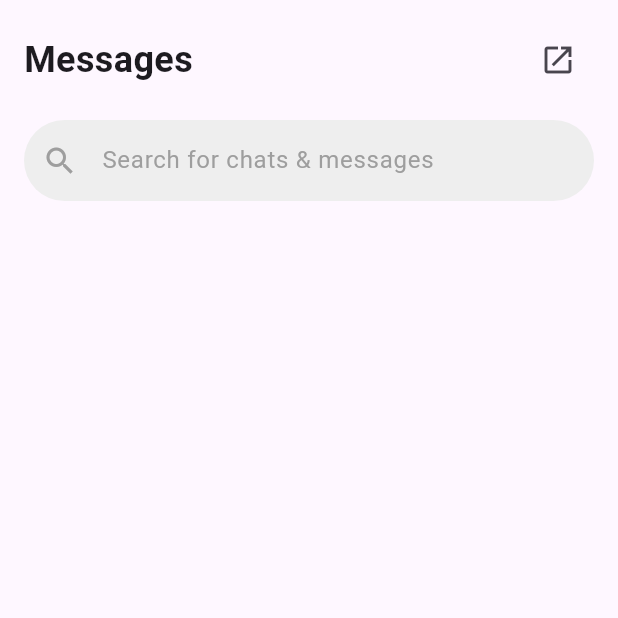
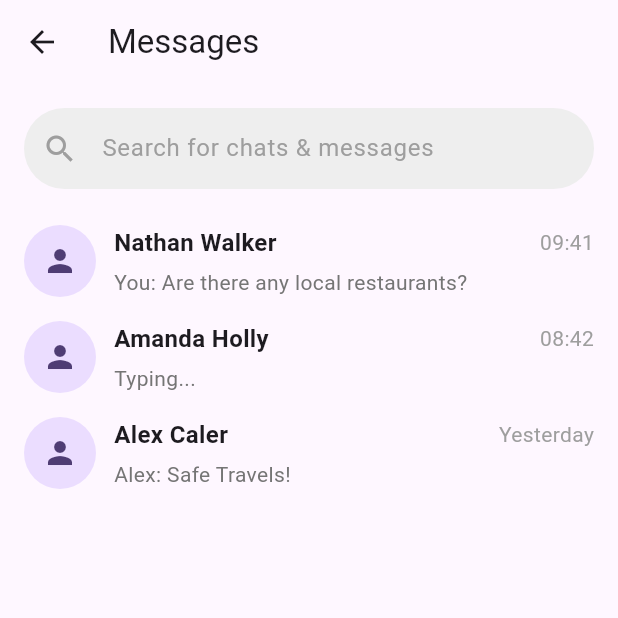
Before and after one commit to owenstuckman/RoomReady, a Flutter app: the Messages screen opened directly, on a phone screen of 412 x 824 dp, the top half of it. Run offline on Flutter 3.47's test engine with Material 3 defaults, Android fonts, the phone set to English and light mode, and no system bars; our stand-ins replace shared_preferences, supabase_flutter, table_calendar; accounts and stored records are empty.

Commit message:
Message cards and data working

```diff
--- a/room_ready/lib/GlobalStuff/local_data.dart
+++ b/room_ready/lib/GlobalStuff/local_data.dart
@@ -65,6 +65,12 @@ class local_Data {
     prefs.setString('selectedLanguage', language);
   }
 
-
+    Future<void> saveStartEndDate(DateTime startDate, DateTime endDate) async {
+    SharedPreferences prefs = await SharedPreferences.getInstance();
+    prefs.setString('startDate', startDate.toString());
+    prefs.setString('endDate', endDate.toString());
+    print(startDate.toString());
+    print(endDate.toString());
+  }
 
 }
--- a/room_ready/lib/Itinerary/Calender.dart
+++ b/room_ready/lib/Itinerary/Calender.dart
@@ -3,6 +3,7 @@ import 'package:table_calendar/table_calendar.dart';
 import 'package:room_ready/Itinerary/toBring.dart';
 import 'package:shared_preferences/shared_preferences.dart';
 import 'package:room_ready/Itinerary/yearPicker.dart';
+import 'package:room_ready/GlobalStuff/local_data.dart';
 
 class CalendarPage extends StatefulWidget {
   const CalendarPage({super.key});
@@ -180,6 +181,9 @@ class _CalendarPageState extends State<CalendarPage> {
                 // Next Button
                 TextButton(
                   onPressed: () {
+
+                    local_Data().saveStartEndDate(_selectedStartDay!, _selectedEndDay!);
+
                     Navigator.pushReplacement(
                       context,
                       MaterialPageRoute(builder: (context) => toBring()),
--- a/room_ready/lib/Itinerary/budgetSelection.dart
+++ b/room_ready/lib/Itinerary/budgetSelection.dart
@@ -1,6 +1,5 @@
 import 'package:flutter/material.dart';
 import 'package:room_ready/Itinerary/yearPicker.dart';
-import 'package:shared_preferences/shared_preferences.dart';
 import 'package:room_ready/GlobalStuff/local_data.dart';
 import 'package:room_ready/home_page.dart';
 
--- a/room_ready/lib/MainConversation/conversation_helpers/messages.dart
+++ /dev/null
@@ -1,60 +0,0 @@
-import 'package:flutter/material.dart';
-
-class Messages extends StatefulWidget {
-  const Messages({super.key});
-
-  @override
-  _MessagesState createState() => _MessagesState();
-}
-
-class _MessagesState extends State<Messages> {
-  @override
-  Widget build(BuildContext context) {
-    return Scaffold(
-      body: Padding(
-        padding: const EdgeInsets.all(16.0),
-        child: Column(
-          crossAxisAlignment: CrossAxisAlignment.start,
-          children: [
-            // Row for Messages title and Icon
-            Row(
-              mainAxisAlignment: MainAxisAlignment.spaceBetween,
-              children: [
-                Text(
-                  'Messages',
-                  style: TextStyle(
-                    fontSize: 24,
-                    fontWeight: FontWeight.bold,
-                  ),
-                ),
-                IconButton(
-                  icon: Icon(Icons.open_in_new, size: 24),
-                  onPressed: () {
-                    print('Edit icon clicked');
-                  },
-                ),
-              ],
-            ),
-            SizedBox(height: 16), // Space between title and the search bar
-
-            // Search TextField
-            TextField(
-              decoration: InputDecoration(
-                filled: true,
-                fillColor: Colors.grey[200],
-                contentPadding: EdgeInsets.symmetric(vertical: 15.0),
-                hintText: 'Search for chats & messages',
-                hintStyle: TextStyle(color: Colors.grey),
-                prefixIcon: Icon(Icons.search, color: Colors.grey),
-                border: OutlineInputBorder(
-                  borderRadius: BorderRadius.circular(30),
-                  borderSide: BorderSide.none,
-                ),
-              ),
-            ),
-          ],
-        ),
-      ),
-    );
-  }
-}
--- /dev/null
+++ b/room_ready/lib/MainConversation/messageCard.dart
@@ -0,0 +1,69 @@
+import 'package:flutter/material.dart';
+
+class ChatMessageCard extends StatelessWidget {
+  final String name;
+  final Icon avatar;
+  final String lastMessage;
+  final String lastMessageDate;
+
+  const ChatMessageCard({
+    Key? key,
+    required this.name,
+    required this.avatar,
+    required this.lastMessage,
+    required this.lastMessageDate,
+  }) : super(key: key);
+
+  @override
+  Widget build(BuildContext context) {
+    return Padding(
+      padding: const EdgeInsets.symmetric(vertical: 8.0),
+      child: Row(
+        children: [
+          // Avatar
+          CircleAvatar(
+            radius: 24,
+            child: avatar,
+          ),
+          SizedBox(width: 12),
+          Expanded(
+            child: Column(
+              crossAxisAlignment: CrossAxisAlignment.start,
+              children: [
+                Row(
+                  mainAxisAlignment: MainAxisAlignment.spaceBetween,
+                  children: [
+                    Text(
+                      name,
+                      style: TextStyle(
+                        fontWeight: FontWeight.bold,
+                        fontSize: 16,
+                      ),
+                    ),
+                    Text(
+                      lastMessageDate,
+                      style: TextStyle(
+                        color: Colors.grey,
+                        fontSize: 14,
+                      ),
+                    ),
+                  ],
+                ),
+                SizedBox(height: 5),
+                Text(
+                  lastMessage,
+                  style: TextStyle(
+                    color: Colors.grey[600],
+                    fontSize: 14,
+                  ),
+                  overflow: TextOverflow.ellipsis,
+                  maxLines: 1,
+                ),
+              ],
+            ),
+          ),
+        ],
+      ),
+    );
+  }
+}
--- /dev/null
+++ b/room_ready/lib/MainConversation/message_data.dart
@@ -0,0 +1,38 @@
+import 'package:flutter/material.dart';
+
+class Message {
+  final String name;
+  final String lastMessage;
+  final String date;
+  final Icon icon;
+
+  Message({
+    required this.name,
+    required this.lastMessage,
+    required this.date,
+    required this.icon,
+  });
+}
+
+// List of Message objects
+List<Message> messages = [
+  Message(
+    name: 'Nathan Walker',
+    lastMessage: 'You: Are there any local restaurants?',
+    date: '09:41',
+    icon: Icon(Icons.person),
+  ),
+  Message(
+    name: 'Amanda Holly',
+    lastMessage: 'Typing...',
+    date: '08:42',
+    icon: Icon(Icons.person),
+  ),
+  Message(
+    name: 'Alex Caler',
+    lastMessage: 'Alex: Safe Travels!',
+    date: 'Yesterday',
+    icon: Icon(Icons.person),
+  ),
+  // Add more messages as needed
+];
--- /dev/null
+++ b/room_ready/lib/MainConversation/messages.dart
@@ -0,0 +1,88 @@
+import 'package:flutter/material.dart';
+import 'package:room_ready/MainConversation/messageCard.dart';
+import 'package:room_ready/MainConversation/message_data.dart';
+
+class Messages extends StatefulWidget {
+  const Messages({super.key});
+
+  @override
+  _MessagesState createState() => _MessagesState();
+}
+
+class _MessagesState extends State<Messages> {
+  String _searchQuery = '';
+
+  List<Message> _filterMessages(String query) {
+    if (query.isEmpty) {
+      return messages;
+    }
+    return messages.where((message) {
+      return message.name.toLowerCase().contains(query.toLowerCase()) ||
+          message.lastMessage.toLowerCase().contains(query.toLowerCase());
+    }).toList();
+  }
+
+  @override
+  Widget build(BuildContext context) {
+    // Get the filtered messages
+    List<Message> filteredMessages = _filterMessages(_searchQuery);
+
+    return Scaffold(
+      appBar: AppBar(
+        title: Text('Messages'),
+      ),
+      body: Padding(
+        padding: const EdgeInsets.all(16.0),
+        child: Column(
+          crossAxisAlignment: CrossAxisAlignment.start,
+          children: [
+            // Search TextField
+            TextField(
+              onChanged: (query) {
+                setState(() {
+                  _searchQuery = query;  // Update search query on every keystroke
+                });
+              },
+              decoration: InputDecoration(
+                filled: true,
+                fillColor: Colors.grey[200],
+                contentPadding: EdgeInsets.symmetric(vertical: 15.0),
+                hintText: 'Search for chats & messages',
+                hintStyle: TextStyle(color: Colors.grey),
+                prefixIcon: Icon(Icons.search, color: Colors.grey),
+                border: OutlineInputBorder(
+                  borderRadius: BorderRadius.circular(30),
+                  borderSide: BorderSide.none,
+                ),
+              ),
+            ),
+            SizedBox(height: 16),
+
+            // List of Messages
+            Expanded(
+              child: filteredMessages.isEmpty
+                  ? Center(
+                      child: Text(
+                        'No messages found',
+                        style: TextStyle(color: Colors.grey),
+                      ),
+                    )
+                  : ListView.builder(
+                      itemCount: filteredMessages.length,
+                      itemBuilder: (context, index) {
+                        final message = filteredMessages[index];
+                        return ChatMessageCard(
+                          name: message.name,
+                          avatar: message.icon,
+                          lastMessage: message.lastMessage,
+                          lastMessageDate: message.date,
+                        );
+                      },
+                    ),
+            ),
+          ],
+        ),
+      ),
+    );
+  }
+}
--- a/room_ready/lib/Startup/Sign_in.dart
+++ b/room_ready/lib/Startup/Sign_in.dart
@@ -13,11 +13,10 @@ class Signin extends StatefulWidget {
 class _SigninState extends State<Signin> {
   bool _obscureText = true;
 
-  // Create TextEditingControllers for email and password
   final TextEditingController emailController = TextEditingController();
   final TextEditingController passwordController = TextEditingController();
 
-  final local_Data localDataInstance = local_Data(); // Instance of your local data class
+  final local_Data localDataInstance = local_Data();
 
   final String text = "Sign in now";
 
@@ -44,11 +43,10 @@ class _SigninState extends State<Signin> {
 
 
 
-            // Email TextField
             Padding(
               padding: const EdgeInsets.symmetric(horizontal: 150),
               child: TextField(
-                controller: emailController, // Connect the controller
+                controller: emailController,
                 decoration: InputDecoration(
                   hintText: 'Email',
                   filled: true,
@@ -70,11 +68,10 @@ class _SigninState extends State<Signin> {
 
 
 
-            // Password TextField
             Padding(
               padding: const EdgeInsets.symmetric(horizontal: 150),
               child: TextField(
-                controller: passwordController, // Connect the controller
+                controller: passwordController,
                 obscureText: _obscureText,
                 decoration: InputDecoration(
                   hintText: 'Password',
@@ -133,7 +130,6 @@ class _SigninState extends State<Signin> {
 
 
 
-            // Sign In Button
             Padding(
               padding: const EdgeInsets.symmetric(horizontal: 150),
               child: TextButton(
@@ -141,7 +137,6 @@ class _SigninState extends State<Signin> {
                   String email = emailController.text;
                   String password = passwordController.text;
 
-                  // Call the dataLogin method from local_Data instance
                   bool loginSuccess = await localDataInstance.dataLogin(email, password);
 
                   if (loginSuccess) {
@@ -152,7 +147,6 @@ class _SigninState extends State<Signin> {
                 );
                   } else {
                     print("Login failed. Incorrect email or password.");
-                    // Show error message or handle failed login
                   }
                 },
                 style: TextButton.styleFrom(
@@ -169,7 +163,6 @@ class _SigninState extends State<Signin> {
 
 
 
-            //reformat so only the word sign up is blue
                 GestureDetector(
               onTap: () {
                 Navigator.push(
--- a/room_ready/lib/Startup/Sign_up.dart
+++ b/room_ready/lib/Startup/Sign_up.dart
@@ -12,7 +12,6 @@ class Signup extends StatefulWidget {
 
 class _SignupState extends State<Signup> {
 
-  // Controllers to store the entered values
   final TextEditingController usernameController = TextEditingController();
   final TextEditingController emailController = TextEditingController();
   final TextEditingController passwordController = TextEditingController();
@@ -44,11 +43,10 @@ class _SignupState extends State<Signup> {
             SizedBox(height: 20),
 
 
-            // Username TextField
             Padding(
               padding: const EdgeInsets.symmetric(horizontal: 150),
               child: TextField(
-                controller: usernameController, // Connect the controller to the text field
+                controller: usernameController,
                 decoration: InputDecoration(
                   hintText: 'Username',
                   filled: true,
@@ -68,11 +66,10 @@ class _SignupState extends State<Signup> {
             SizedBox(height: 20),
 
 
-            // Email TextField
             Padding(
               padding: const EdgeInsets.symmetric(horizontal: 150),
               child: TextField(
-                controller: emailController, // Connect the controller to the text field
+                controller: emailController,
                 decoration: InputDecoration(
                   hintText: 'Email',
                   filled: true,
@@ -92,11 +89,10 @@ class _SignupState extends State<Signup> {
             SizedBox(height: 20),
 
 
-            // Password TextField
             Padding(
               padding: const EdgeInsets.symmetric(horizontal: 150),
               child: TextField(
-                controller: passwordController, // Connect the controller to the text field
+                controller: passwordController,
                 obscureText: _obscureText,
                 decoration: InputDecoration(
                   hintText: 'Password',
@@ -115,7 +111,7 @@ class _SignupState extends State<Signup> {
                     ),
                     onPressed: () {
                       setState(() {
-                        _obscureText = !_obscureText; // Toggle password visibility
+                        _obscureText = !_obscureText;
                       });
                     },
                   ),
@@ -127,7 +123,6 @@ class _SignupState extends State<Signup> {
             SizedBox(height: 10),
 
 
-            //Password text
             Padding(
               padding: const EdgeInsets.symmetric(horizontal: 150),
               child: Row(
@@ -141,7 +136,6 @@ class _SignupState extends State<Signup> {
 
 
             SizedBox(height: 20),
-            // Sign Up Button
 
 
             Padding(
@@ -161,19 +155,18 @@ class _SignupState extends State<Signup> {
 
                 },
                 style: TextButton.styleFrom(
-                  backgroundColor: Colors.blue, // Button background color
+                  backgroundColor: Colors.blue,
                 ),
                 child: Text(
                   'Sign Up',
                   style: TextStyle(
-                    color: Colors.white, // White text color for contrast
+                    color: Colors.white,
                   ),
                 ),
               ),
             ),
 
 
-            //Make it so only the signin button is blue and clickable
              GestureDetector(
               onTap: () {
                 Navigator.push(
@@ -192,9 +185,6 @@ class _SignupState extends State<Signup> {
             )
 
 
-
-            //ending in case more stuff
-
           ],
         ),
       ),
--- a/room_ready/lib/Startup/languages.dart
+++ b/room_ready/lib/Startup/languages.dart
@@ -50,7 +50,6 @@ class _LanguagesState extends State<Languages> {
   'ZH-HANT - Chinese (traditional)',
   ];
 
-  // Variable to store selected language
   String? selectedLanguage;
 
   @override
@@ -58,7 +57,7 @@ class _LanguagesState extends State<Languages> {
     return Scaffold(
       appBar: AppBar(
         title: Text('Select Language'),
-        backgroundColor: Colors.orange[100], // Optional background color
+        backgroundColor: Colors.orange[100],
       ),
       body: Padding(
         padding: const EdgeInsets.all(16.0),
@@ -88,7 +87,6 @@ class _LanguagesState extends State<Languages> {
             ),
             SizedBox(height: 30),
 
-            // "Next" Button
             ElevatedButton(
               style: ElevatedButton.styleFrom(
                 backgroundColor: Colors.blue,
@@ -105,7 +103,6 @@ class _LanguagesState extends State<Languages> {
                     MaterialPageRoute(builder: (context) => Loading()), // Modify as needed
                   );
                 } else {
-                  // Show a message if no language is selected
                   ScaffoldMessenger.of(context).showSnackBar(
                     SnackBar(content: Text('Please select a language')),
                   );
--- a/room_ready/lib/home_page.dart
+++ b/room_ready/lib/home_page.dart
@@ -1,7 +1,7 @@
 import 'package:flutter/material.dart';
 import 'package:room_ready/Home/home.dart';
 import 'package:room_ready/Itinerary/Itinerary.dart';
-import 'package:room_ready/MainConversation/conversation_helpers/messages.dart';
+import 'package:room_ready/MainConversation/messages.dart';
 import 'package:room_ready/Profile/profile.dart';
 
 import 'Profile/notifications.dart';
--- a/room_ready/lib/main.dart
+++ b/room_ready/lib/main.dart
@@ -4,6 +4,7 @@ import 'package:room_ready/Itinerary/Itinerary.dart';
 import 'package:room_ready/Itinerary/budgetSelection.dart';
 import 'package:room_ready/Itinerary/toBring.dart';
 import 'package:room_ready/Itinerary/yearPicker.dart';
+import 'package:room_ready/MainConversation/messages.dart';
 import 'package:room_ready/Startup/Sign_up.dart';
 import 'package:room_ready/Startup/languages.dart';
 import 'package:room_ready/home_page.dart';
@@ -61,7 +62,7 @@ class _MyHomePageState extends State<MyHomePage> {
         title: 'Bonvoyage',
         theme: Themes.themeData['Lavender'],
         builder: (context, snapshot) {
-          return Languages();
+          return Messages();
 
     }
     );
```
